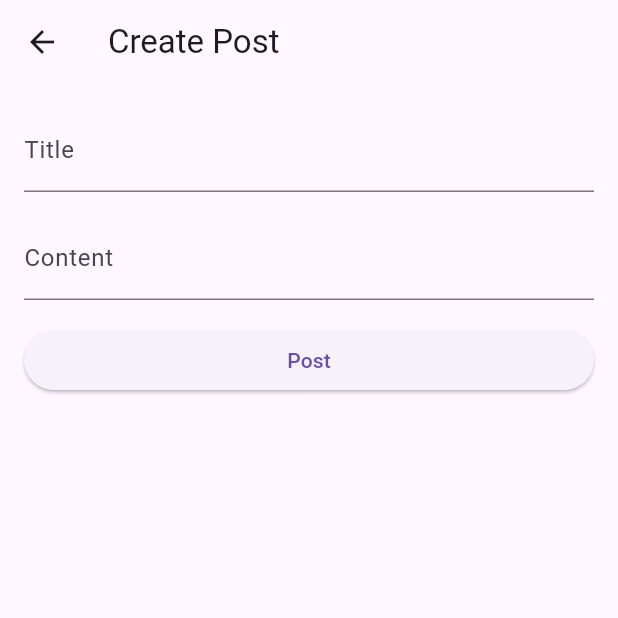
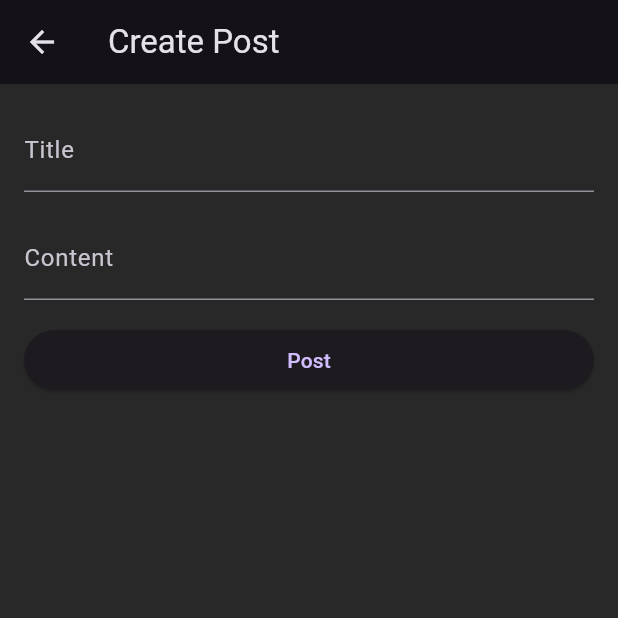
Before and after one commit to seirennn/CodeInsights, a Flutter app: the screen it shows after launch, after a tap on the "add" icon, on a phone screen of 412 x 824 dp, the top half of it. Run offline on Flutter 3.47's test engine with Material 3 defaults, Android fonts, the phone set to English and light mode, and no system bars.

Commit message:
gruvbox colorscheme lol

```diff
--- a/codeinsights/lib/main.dart
+++ b/codeinsights/lib/main.dart
@@ -1,9 +1,10 @@
 import 'package:flutter/material.dart';
 
-import 'discussion_page.dart'; // Import the discussion page file
-import 'firebase.dart'; // Import your firebase.dart file
+import 'discussion_page.dart';
+import 'firebase.dart';
 
 void main() {
+  WidgetsFlutterBinding.ensureInitialized();
   initializeFirebase(); // Initialize Firebase here
   runApp(MyApp());
 }
@@ -14,9 +15,14 @@ class MyApp extends StatelessWidget {
     return MaterialApp(
       title: 'Code Insights',
       theme: ThemeData(
-        primarySwatch: Colors.blue,
+        brightness: Brightness.dark,
+        primarySwatch: Colors.orange, // Choose an appropriate color from the Gruvbox palette
+        scaffoldBackgroundColor: Color(0xff282828), // Gruvbox background color
+        textTheme: TextTheme(
+          bodyText2: TextStyle(color: Colors.white), // Gruvbox foreground color
+        ),
       ),
-      home: DiscussionPage(), // Set the DiscussionPage as the home screen
+      home: DiscussionPage(),
     );
   }
 }
```
